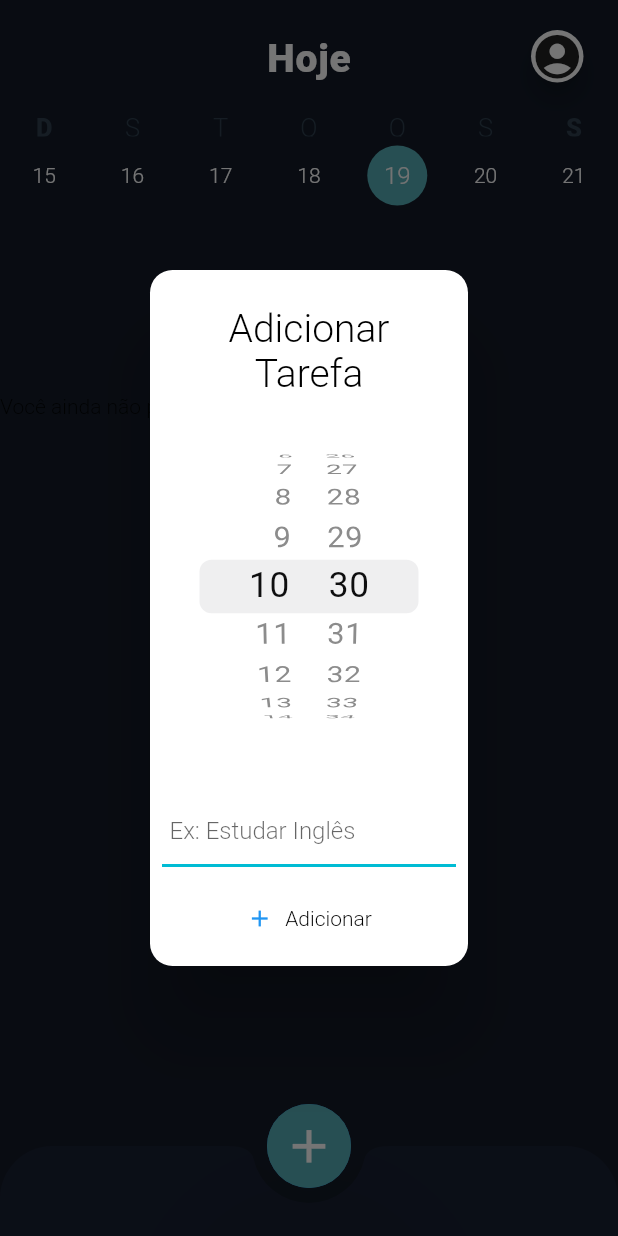
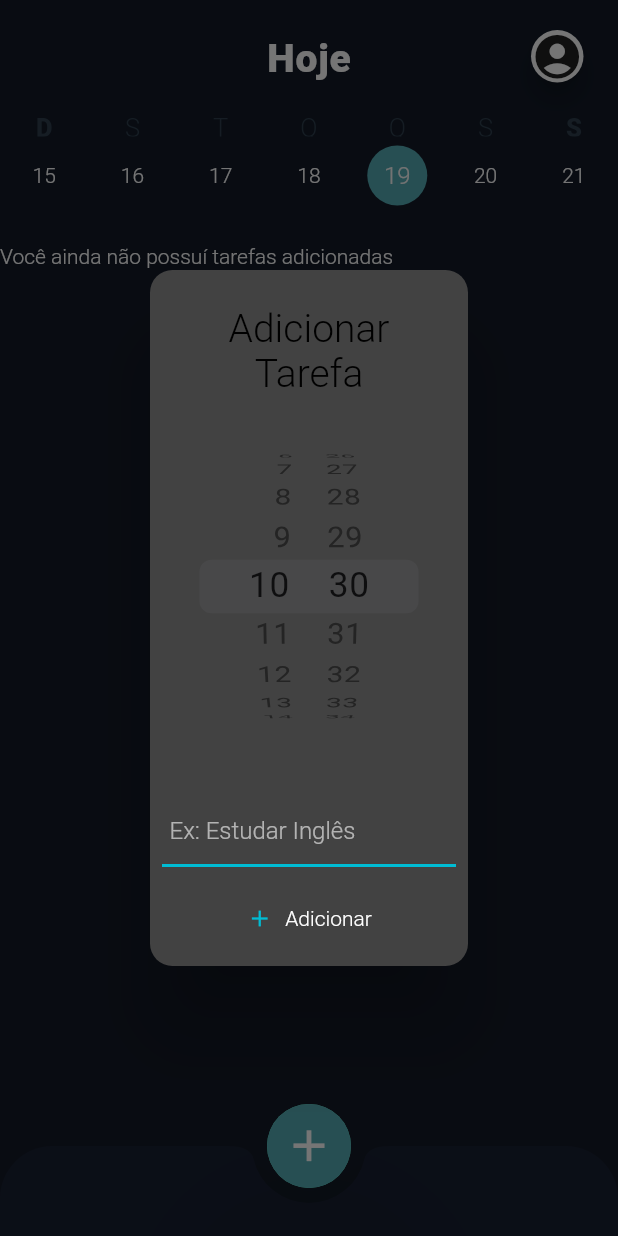
Before and after one commit to hgosouza1/Planner, a Flutter app: the screen it shows after launch, after a tap on the "add" icon, on a phone screen of 412 x 824 dp. Run offline on Flutter 3.47's test engine with Material 2 defaults, Android fonts, the phone set to English and light mode, and no system bars; drawn by our look-alikes of table_calendar; our stand-ins replace flutter_slidable, get, image_picker, shared_preferences; missing offline and left inert: camera_camera; Roboto replaces fonts that are missing (lib/fonts/Roboto-Black.ttf, lib/fonts/Roboto-Bold.ttf, lib/fonts/Roboto-Light.ttf).

```diff
--- a/lib/main.dart
+++ b/lib/main.dart
@@ -21,9 +21,13 @@ class MyApp extends StatelessWidget {
 
   @override
   Widget build(BuildContext context) {
-    return const MaterialApp(
+    return MaterialApp(
+        theme: ThemeData(
+        brightness: Brightness.dark,
+        primarySwatch: Colors.blue,
+        visualDensity: VisualDensity.adaptivePlatformDensity),
       debugShowCheckedModeBanner: false,
-      home: TodoListPage(),
+      home: const TodoListPage(),
     );
   }
 }
--- a/lib/pages/todo_list_page.dart
+++ b/lib/pages/todo_list_page.dart
@@ -239,19 +239,15 @@ class _TodoListPageState extends State<TodoListPage> {
                   ),
                 ),
               ),
-              Container(
-                padding: const EdgeInsets.only(top: 100.0),
-                child:
-                    // 2º ESPAÇAMENTO ENTRE LISTA E INFORMATIVO DO TOTAL
               Row(
                 // 2º LINHA COM O INFORMATIVO DE TOTAL DE TAREFAS E BOTÃO DE LIMPAR
                 children: [
                   if (todos.isEmpty)
-                      (const Expanded(
+                        const Expanded(
                           child: Text(
                             'Você ainda não possuí tarefas adicionadas',
                           ),
-                      ))
+                    )
                   else if (todos.length == 1)
                     (Expanded(
                       child: Text(
@@ -294,7 +290,6 @@ class _TodoListPageState extends State<TodoListPage> {
                     ),
                 ],
               ),
-              ),
             ],
           ),
         ),
@@ -307,7 +302,8 @@ class _TodoListPageState extends State<TodoListPage> {
             height: 60,
             child: const Icon(
               Icons.add,
-              size: 37,
+              size: 35,
+              color: Colors.white,
             ),
             decoration: const BoxDecoration(
               shape: BoxShape.circle,
@@ -444,7 +440,6 @@ class _TodoListPageState extends State<TodoListPage> {
           ),
         ],
       ),
-      backgroundColor: const Color.fromRGBO(25, 32, 51, 1),
     );
   }
 
@@ -548,8 +543,13 @@ class _TodoListPageState extends State<TodoListPage> {
               const Padding(padding: EdgeInsets.only(bottom: 10.0)),
               SizedBox(
                 child: TextButton.icon(
-                  icon: const Icon(Icons.add, size: 18.0),
-                  label: const Text('Adicionar', style: TextStyle(color: Colors.black)),
+                  icon: const Icon(
+                    Icons.add,
+                    size: 18.0,
+                    color: Colors.cyan,
+                  ),
+                  label: const Text('Adicionar',
+                      style: TextStyle(color: Colors.white)),
                   onPressed: () {
                     String text = todoController.text;
                     if (text.isEmpty) {
--- a/lib/widgets/todo_list_item.dart
+++ b/lib/widgets/todo_list_item.dart
@@ -37,11 +37,6 @@ class TodoListItem extends StatelessWidget {
               crossAxisAlignment: CrossAxisAlignment.stretch,
               // POSICIONA O TEXTO DA LISTA DE TARAFA NA ESQUERDA E PROPORCIONA A COLUNA DE ACORDO COM O ESPAÇO DE CORRER
               children: [
-                Text('$_date - ' + todo.time.format(context),
-                    // ACESSANDO E FORMATANDO A DATA
-                    style: const TextStyle(
-                      fontSize: 12,
-                    )),
                 Text(
                   todo.title,
                   // ACESSANDO O TÍTULO
@@ -50,6 +45,11 @@ class TodoListItem extends StatelessWidget {
                     fontWeight: FontWeight.w600,
                   ),
                 ),
+                Text('$_date - ' + todo.time.format(context),
+                    // ACESSANDO E FORMATANDO A DATA
+                    style: const TextStyle(
+                      fontSize: 12,
+                    )),
               ],
             ),
           ),
```
Lines whose indentation alone changed are shown as unchanged.
